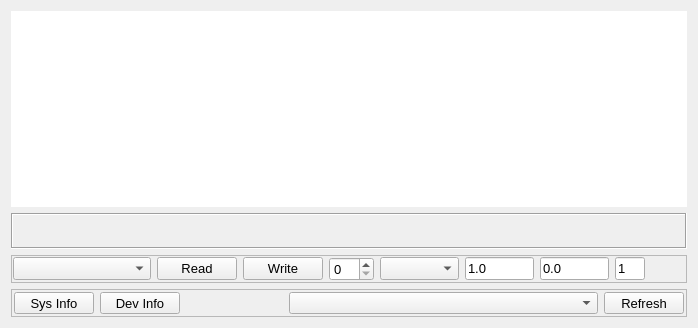
This is infoform.ui in MccDv/mdihattest as Qt 5 draws it before an edit. The edited form follows.
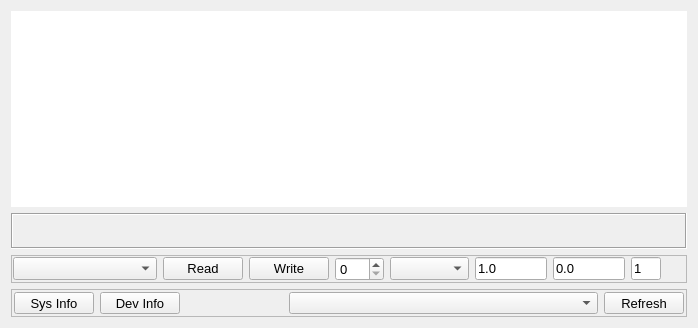
This is the edited form.

What changed in the file:
```diff
--- a/infoform.ui
+++ b/infoform.ui
@@ -164,7 +164,7 @@
      <property name="frameShadow">
       <enum>QFrame::Raised</enum>
      </property>
-     <layout class="QHBoxLayout" name="horizontalLayout_2" stretch="6,3,3,2,3,3,3,2,0">
+     <layout class="QHBoxLayout" name="horizontalLayout_2" stretch="6,3,3,2,3,3,3,3,1">
       <property name="leftMargin">
        <number>1</number>
       </property>
```
